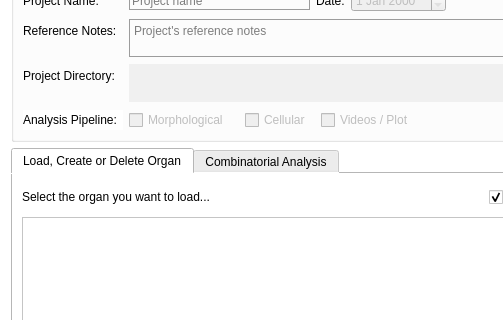
This is src/gui/ui/load_project_screen.ui in jsanchez679/morphoHeart_rev as Qt 5 draws it before an edit; both pictures show x 0 to 503 and y 87 to 407 of the 796 by 733 pixel window. The edited form follows.
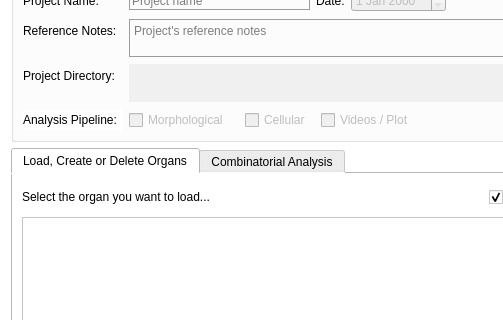
This is the edited form.

What changed in the file:
```diff
--- a/src/gui/ui/load_project_screen.ui
+++ b/src/gui/ui/load_project_screen.ui
@@ -596,7 +596,7 @@
      </property>
      <widget class="QWidget" name="tab_load_create_delete_organ">
       <attribute name="title">
-       <string>Load, Create or Delete Organ</string>
+       <string>Load, Create or Delete Organs</string>
       </attribute>
       <layout class="QVBoxLayout" name="verticalLayout_4">
        <item>
```
